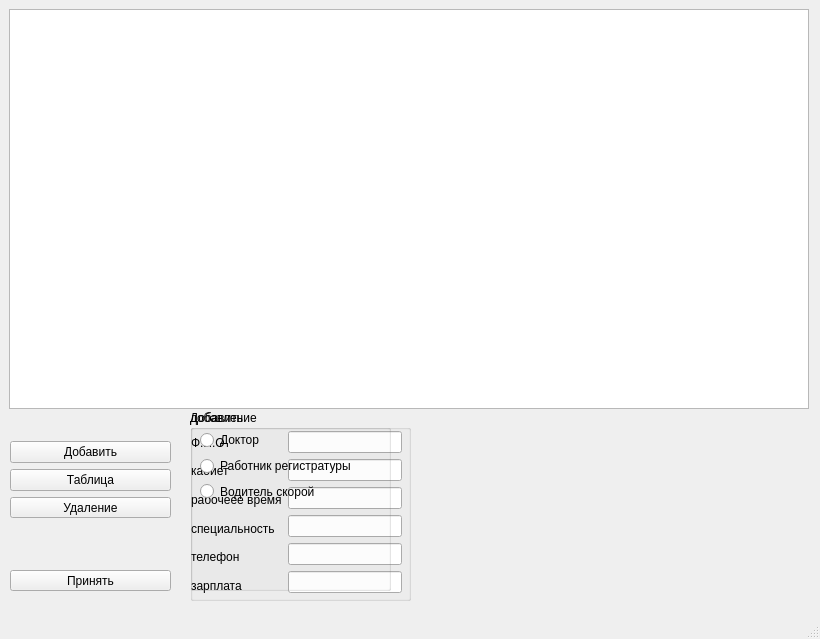
This is kurs/kurs/mainwindow.ui in sashaem1/AllThings as Qt 5 draws it before an edit. The edited form follows.
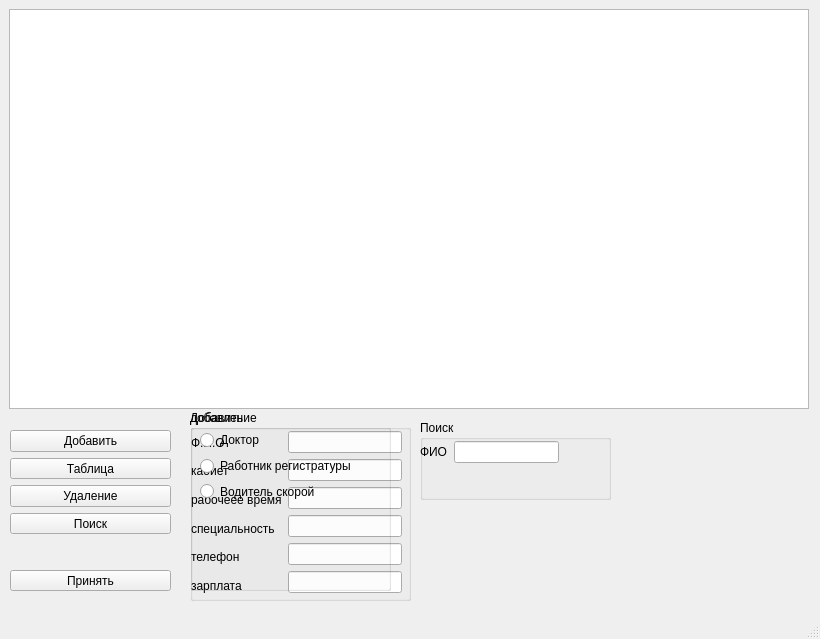
This is the edited form.

What changed in the file:
```diff
--- a/kurs/kurs/mainwindow.ui
+++ b/kurs/kurs/mainwindow.ui
@@ -185,13 +185,48 @@
      </layout>
     </widget>
    </widget>
+   <widget class="QGroupBox" name="groupBox3">
+    <property name="geometry">
+     <rect>
+      <x>420</x>
+      <y>420</y>
+      <width>191</width>
+      <height>80</height>
+     </rect>
+    </property>
+    <property name="title">
+     <string>Поиск</string>
+    </property>
+    <widget class="QWidget" name="">
+     <property name="geometry">
+      <rect>
+       <x>0</x>
+       <y>20</y>
+       <width>139</width>
+       <height>24</height>
+      </rect>
+     </property>
+     <layout class="QHBoxLayout" name="horizontalLayout_2">
+      <item>
+       <widget class="QLabel" name="label_7">
+        <property name="text">
+         <string>ФИО</string>
+        </property>
+       </widget>
+      </item>
+      <item>
+       <widget class="QLineEdit" name="lineEditSerchFullName"/>
+      </item>
+     </layout>
+    </widget>
+   </widget>
    <widget class="QWidget" name="">
     <property name="geometry">
      <rect>
       <x>10</x>
-      <y>441</y>
+      <y>430</y>
       <width>161</width>
-      <height>77</height>
+      <height>104</height>
      </rect>
     </property>
     <layout class="QVBoxLayout" name="verticalLayout_3">
@@ -216,6 +251,13 @@
        </property>
       </widget>
      </item>
+     <item>
+      <widget class="QPushButton" name="SerchButton">
+       <property name="text">
+        <string>Поиск</string>
+       </property>
+      </widget>
+     </item>
     </layout>
    </widget>
   </widget>
```
Left out of the diff: 2 changed lines with no effect on the pictures.
